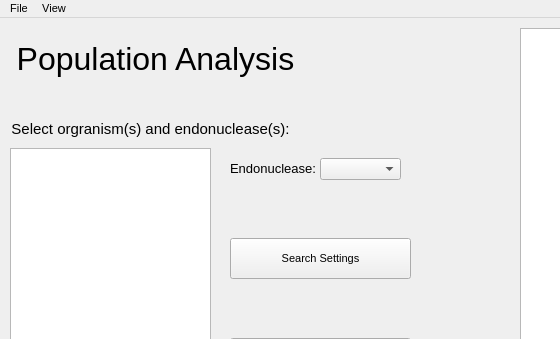
Old version of the form populationanalysis.ui in the repository TrinhLab/CASPERapp; both pictures show x 0 to 560 and y 0 to 339 of the 1221 by 784 pixel window.
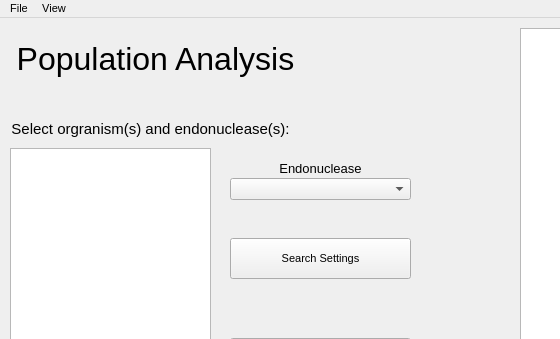
New version of the form.

Commit message: updating pop analysis

Patch:
```diff
--- a/populationanalysis.ui
+++ b/populationanalysis.ui
@@ -140,7 +140,7 @@
      <rect>
       <x>230</x>
       <y>140</y>
-      <width>91</width>
+      <width>181</width>
       <height>21</height>
      </rect>
     </property>
@@ -150,15 +150,18 @@
      </font>
     </property>
     <property name="text">
-     <string>Endonuclease:</string>
+     <string>Endonuclease</string>
+    </property>
+    <property name="alignment">
+     <set>Qt::AlignCenter</set>
     </property>
    </widget>
    <widget class="QComboBox" name="endoBox">
     <property name="geometry">
      <rect>
-      <x>320</x>
-      <y>140</y>
-      <width>81</width>
+      <x>230</x>
+      <y>160</y>
+      <width>181</width>
       <height>22</height>
      </rect>
     </property>
```
Left out of the diff: 4 changed lines with no effect on the pictures. The commit also changes 1 other file.
